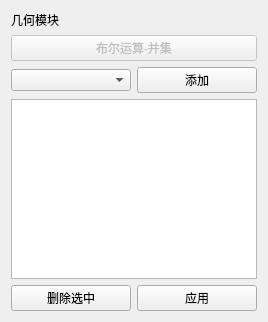
First picture: the form in plugins/Base_Gemo/OccBooleanFuseWidget.ui, repository asd977/base_cae, before the edit.
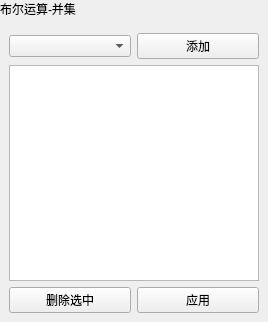
Second picture: the form after the edit.

```diff
--- a/plugins/Base_Gemo/OccBooleanFuseWidget.ui
+++ b/plugins/Base_Gemo/OccBooleanFuseWidget.ui
@@ -11,17 +11,25 @@
    </rect>
   </property>
   <layout class="QVBoxLayout" name="verticalLayout">
-   <item>
-    <widget class="QLabel" name="pageNameLabel">
-     <property name="text">
-      <string>几何模块</string>
-     </property>
-    </widget>
-   </item>
+   <property name="leftMargin">
+    <number>0</number>
+   </property>
+   <property name="topMargin">
+    <number>0</number>
+   </property>
+   <property name="rightMargin">
+    <number>0</number>
+   </property>
+   <property name="bottomMargin">
+    <number>0</number>
+   </property>
    <item>
-    <widget class="QPushButton" name="sectionTitleButton">
-     <property name="enabled">
-      <bool>false</bool>
+    <widget class="QLabel" name="pageHeaderLabel">
+     <property name="sizePolicy">
+      <sizepolicy hsizetype="Preferred" vsizetype="Fixed">
+       <horstretch>0</horstretch>
+       <verstretch>0</verstretch>
+      </sizepolicy>
      </property>
      <property name="text">
       <string>布尔运算-并集</string>
@@ -29,9 +37,33 @@
     </widget>
    </item>
    <item>
+    <layout class="QVBoxLayout" name="contentLayout">
+     <property name="leftMargin">
+      <number>9</number>
+     </property>
+     <property name="topMargin">
+      <number>9</number>
+     </property>
+     <property name="rightMargin">
+      <number>9</number>
+     </property>
+     <property name="bottomMargin">
+      <number>9</number>
+     </property>
+     <property name="spacing">
+      <number>6</number>
+     </property>
+     <item>
     <layout class="QHBoxLayout" name="addLayout">
      <item>
-      <widget class="QComboBox" name="sourceComboBox"/>
+        <widget class="QComboBox" name="sourceComboBox">
+         <property name="minimumSize">
+          <size>
+           <width>10</width>
+           <height>0</height>
+          </size>
+         </property>
+        </widget>
      </item>
      <item>
       <widget class="QPushButton" name="addButton">
@@ -68,6 +100,8 @@
     </layout>
    </item>
   </layout>
+   </item>
+  </layout>
  </widget>
  <resources/>
  <connections/>
```
Left out of the diff: 6 changed lines with no effect on the pictures. Lines whose indentation alone changed are shown as unchanged.
